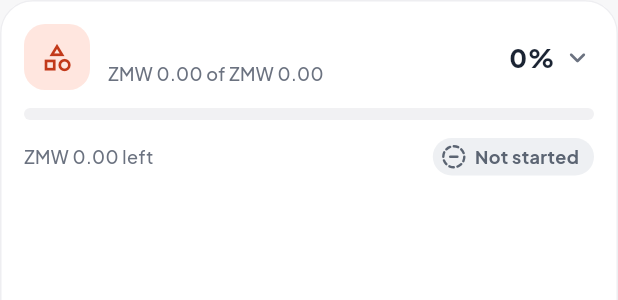
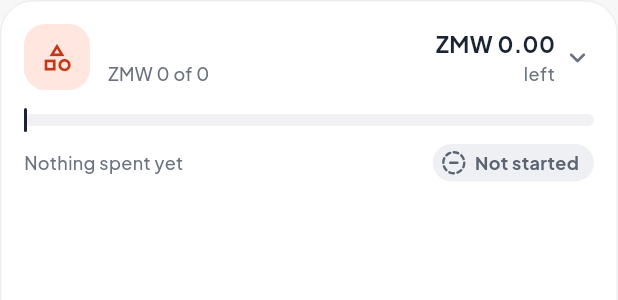
Before and after one commit to X3KSIS/Mobile-Expense-Tracker, a Flutter app: the BudgetCard widget shown alone on an empty page, opened directly with empty values, on a phone screen of 412 x 824 dp. Shown: the top 300 px of the screen. Run offline on Flutter 3.47's test engine with Material 3 defaults, Android fonts, the phone set to English and light mode, and no system bars; our stand-ins replace drift, drift_flutter, flutter_local_notifications, go_router, image_picker, local_auth and 3 more; missing offline and left inert: notification_listener_service; accounts and stored records are empty; generated files the repository leaves out were written again; statements that could not run were skipped.

Commit message:
feat(budgets): pace markers and budget suggestions
Each budget bar shows where spending would be at an even pace today,
and the card says how far over or under that it is. The summary counts
only budgeted spending (now labelled so), with what's left per day until
payday. Not budgeted yet lists the biggest categories without a limit,
each with a one-tap budget at a suggested amount.

```diff
--- a/lib/ui/budgets/view_models/budgets_view_model.dart
+++ b/lib/ui/budgets/view_models/budgets_view_model.dart
@@ -19,6 +19,14 @@ typedef BudgetInput = ({
   Budget? budget,
   TransactionCategory? category,
   String limit,
+});
+
+/// A category without a budget that money goes to: what was spent on it
+/// this cycle and a suggested limit.
+typedef BudgetSuggestion = ({
+  TransactionCategory category,
+  double spent,
+  double suggested,
 });
 
 /// State for the Budgets tab: this pay cycle's progress for each budget
@@ -58,6 +66,7 @@ class BudgetsViewModel extends ChangeNotifier {
 
   List<BudgetProgress> _progress = const [];
   List<TransactionCategory> _expenseCategories = const [];
+  List<Transaction> _transactions = const [];
   bool _loaded = false;
   bool _disposed = false;
 
@@ -88,6 +97,70 @@ class BudgetsViewModel extends ChangeNotifier {
   /// Average spent per day so far this cycle.
   double dailyAverage(BudgetProgress progress) =>
       progress.spent / cycle.daysElapsed(_clock());
+
+  /// How far through the pay cycle today is, from just above 0 to 1.
+  double get cycleFraction => cycle.daysElapsed(_clock()) / cycle.lengthInDays;
+
+  /// What [progress] would have spent by today at an even pace through
+  /// the cycle.
+  double plannedByToday(BudgetProgress progress) =>
+      progress.budget.limit * cycleFraction;
+
+  /// What can be spent each day across all budgets until payday.
+  double get safePerDay => totalRemaining / daysLeft;
+
+  /// Budgets near or over their limit.
+  int get attentionCount => _progress.where((p) => p.needsAttention).length;
+
+  /// Spent this cycle on categories without a budget.
+  double get unbudgetedSpent {
+    final budgeted = {for (final p in _progress) p.budget.categoryName};
+    final c = cycle;
+    return _transactions
+        .where(
+          (t) =>
+              !t.isIncome &&
+              c.contains(t.date) &&
+              !budgeted.contains(t.categoryName),
+        )
+        .fold(0, (sum, t) => sum + t.amount);
+  }
+
+  /// Up to [limit] categories without a budget that money goes to, most
+  /// first, each with a suggested limit: last cycle's spending (or this
+  /// cycle's so far), rounded up.
+  List<BudgetSuggestion> suggestions({int limit = 3}) {
+    final c = cycle;
+    final last = PayCycle.containing(
+      c.start.subtract(const Duration(days: 1)),
+      c.start.day,
+    );
+    final found = <BudgetSuggestion>[];
+    for (final category in availableCategories) {
+      var now = 0.0;
+      var before = 0.0;
+      for (final t in _transactions) {
+        if (t.isIncome || t.categoryName != category.name) continue;
+        if (c.contains(t.date)) now += t.amount;
+        if (last.contains(t.date)) before += t.amount;
+      }
+      if (now <= 0 && before <= 0) continue;
+      found.add((
+        category: category,
+        spent: now,
+        suggested: roundUpLimit(before > 0 ? before : now),
+      ));
+    }
+    found.sort((a, b) => b.spent.compareTo(a.spent));
+    return found.take(limit).toList(growable: false);
+  }
+
+  /// Rounds [amount] up to a tidy limit: the next 50 below 1,000, the next
+  /// 100 above.
+  static double roundUpLimit(double amount) {
+    final step = amount < 1000 ? 50 : 100;
+    return (amount / step).ceil() * step.toDouble();
+  }
 
   double get totalLimit => _progress.fold(0, (sum, p) => sum + p.budget.limit);
 
@@ -142,6 +215,7 @@ class BudgetsViewModel extends ChangeNotifier {
           alertAt: _settingsRepository.budgetAlertPercent / 100,
         );
         _expenseCategories = categories;
+        _transactions = transactions;
         _loaded = true;
         _notify();
         return const Result.ok(null);
--- /dev/null
+++ b/lib/ui/budgets/widgets/budget_bar.dart
@@ -0,0 +1,81 @@
+import 'package:flutter/material.dart';
+
+import '../../core/themes/dimens.dart';
+import '../../core/themes/motion.dart';
+import '../../core/ui/progress_bar.dart';
+
+/// A budget's progress bar with a thin "today" marker where spending would
+/// be at an even pace through the cycle, so a glance shows whether the
+/// budget is running ahead of time.
+class BudgetBar extends StatelessWidget {
+  const BudgetBar({
+    super.key,
+    required this.value,
+    required this.planned,
+    required this.markerColor,
+    required this.semanticLabel,
+    this.color,
+    this.trackColor,
+  });
+
+  /// Share of the limit spent, 0 to 1 (more is clamped).
+  final double value;
+
+  /// Share of the cycle gone by today, 0 to 1.
+  final double planned;
+  final Color markerColor;
+  final String semanticLabel;
+  final Color? color;
+  final Color? trackColor;
+
+  static const double _markerWidth = 2;
+  static const double _overhang = 4;
+
+  @override
+  Widget build(BuildContext context) {
+    return Semantics(
+      label: semanticLabel,
+      excludeSemantics: true,
+      child: SizedBox(
+        height: Dimens.progressBarHeight + _overhang * 2,
+        child: LayoutBuilder(
+          builder: (context, constraints) {
+            final width = constraints.maxWidth;
+            final left = (width * planned.clamp(0, 1) - _markerWidth / 2).clamp(
+              0.0,
+              width - _markerWidth,
+            );
+            return Stack(
+              children: [
+                Positioned(
+                  left: 0,
+                  right: 0,
+                  top: _overhang,
+                  child: ProgressBar(
+                    value: value,
+                    color: color,
+                    trackColor: trackColor,
+                  ),
+                ),
+                AnimatedPositioned(
+                  duration: AppMotion.medium,
+                  curve: AppMotion.move,
+                  left: left,
+                  top: 0,
+                  bottom: 0,
+                  child: Container(
+                    width: _markerWidth,
+                    decoration: BoxDecoration(
+                      color: markerColor,
+                      borderRadius: BorderRadius.circular(_markerWidth),
+                    ),
+                  ),
+                ),
+              ],
+            );
+          },
+        ),
+      ),
+    );
+  }
+}
--- a/lib/ui/budgets/widgets/budget_card.dart
+++ b/lib/ui/budgets/widgets/budget_card.dart
@@ -8,19 +8,21 @@ import '../../core/themes/motion.dart';
 import '../../core/themes/theme.dart';
 import '../../core/ui/category_tile.dart';
 import '../../core/ui/expandable_section.dart';
-import '../../core/ui/progress_bar.dart';
 import '../../core/ui/stat_tile.dart';
 import '../../core/ui/status_badge.dart';
+import 'budget_bar.dart';
 
-/// One budget: category, amount spent of the limit, a progress bar, how
-/// much is left (or over) and a status badge.
+/// One budget: category, what is left (or over), a bar with a "today"
+/// marker, how spending compares with an even pace, and a status badge.
 ///
-/// Tapping the card expands it (350 ms, ease out) to show the daily
-/// allowance, the daily average and an edit button.
+/// Tapping the card expands it (350 ms, ease out) to show what can be
+/// spent per day, the daily average and an edit button.
 class BudgetCard extends StatefulWidget {
   const BudgetCard({
     super.key,
     required this.progress,
+    required this.planned,
+    required this.cycleFraction,
     required this.dailyAllowance,
     required this.dailyAverage,
     required this.onEdit,
@@ -28,10 +30,16 @@ class BudgetCard extends StatefulWidget {
 
   final BudgetProgress progress;
 
-  /// What can still be spent each day for the rest of the month.
+  /// What would have been spent by today at an even pace.
+  final double planned;
+
+  /// How far through the cycle today is, 0 to 1.
+  final double cycleFraction;
+
+  /// What can still be spent each day for the rest of the cycle.
   final double dailyAllowance;
 
-  /// Average spent per day so far this month.
+  /// Average spent per day so far this cycle.
   final double dailyAverage;
   final VoidCallback onEdit;
 
@@ -66,15 +74,21 @@ class _BudgetCardState extends State<BudgetCard> {
               children: [
                 _Header(progress: progress, expanded: _expanded),
                 const SizedBox(height: Dimens.gapM),
-                ProgressBar(
+                BudgetBar(
                   value: progress.percentUsed,
+                  planned: widget.cycleFraction,
                   color: progress.needsAttention
                       ? colors.accentStrong
                       : colors.accent,
-                  semanticLabel: '${progress.budget.categoryName} budget used',
+                  markerColor: colors.textPrimary,
+                  semanticLabel:
+                      '${progress.budget.categoryName}: '
+                      '${progress.percentRounded}% used, '
+                      '${(widget.cycleFraction * 100).round()}% of the '
+                      'cycle gone',
                 ),
-                const SizedBox(height: Dimens.gapM),
-                _StatusRow(progress: progress),
+                const SizedBox(height: Dimens.gapS),
+                _PaceRow(progress: progress, planned: widget.planned),
                 ExpandableSection(
                   expanded: _expanded,
                   child: _Details(
@@ -92,6 +106,8 @@ class _BudgetCardState extends State<BudgetCard> {
   }
 }
 
+/// Icon, name and "ZMW 3,200 of ZMW 3,300", with what is left on the
+/// right.
 class _Header extends StatelessWidget {
   const _Header({required this.progress, required this.expanded});
 
@@ -102,6 +118,7 @@ class _Header extends StatelessWidget {
   Widget build(BuildContext context) {
     final colors = context.colors;
     final budget = progress.budget;
+    final over = progress.isOverLimit;
     return Row(
       children: [
         CategoryTile(icon: budget.categoryIcon),
@@ -110,22 +127,36 @@ class _Header extends StatelessWidget {
           child: Column(
             crossAxisAlignment: CrossAxisAlignment.start,
             children: [
-              Text(budget.categoryName, style: context.text.listTitle),
+              Text(
+                budget.categoryName,
+                style: context.text.listTitle,
+                maxLines: 1,
+                overflow: TextOverflow.ellipsis,
+              ),
               const SizedBox(height: 2),
               Text(
-                '${formatZmw(progress.spent)} of ${formatZmw(budget.limit)}',
+                '$currencyCode ${formatWhole(progress.spent)} of '
+                '${formatWhole(budget.limit)}',
                 style: context.text.caption,
+                maxLines: 1,
+                overflow: TextOverflow.ellipsis,
               ),
             ],
           ),
         ),
-        Text(
-          '${progress.percentRounded}%',
-          style: context.text.statValue.copyWith(
-            color: progress.needsAttention
-                ? colors.accentText
-                : colors.textPrimary,
-          ),
+        const SizedBox(width: Dimens.gapS),
+        Column(
+          crossAxisAlignment: CrossAxisAlignment.end,
+          children: [
+            Text(
+              formatZmw(over ? progress.overBy : progress.remaining),
+              style: context.text.listAmount.copyWith(
+                color: over ? colors.accentText : colors.textPrimary,
+              ),
+            ),
+            const SizedBox(height: 2),
+            Text(over ? 'over' : 'left', style: context.text.caption),
+          ],
         ),
         const SizedBox(width: Dimens.gapXs),
         AnimatedRotation(
@@ -143,16 +174,31 @@ class _Header extends StatelessWidget {
   }
 }
 
-/// "ZMW 100.00 left" and the status badge.
-class _StatusRow extends StatelessWidget {
-  const _StatusRow({required this.progress});
+/// How spending compares with an even pace by today, and the status badge.
+class _PaceRow extends StatelessWidget {
+  const _PaceRow({required this.progress, required this.planned});
 
   final BudgetProgress progress;
+  final double planned;
+
+  String _pace() {
+    final limit = progress.budget.limit;
+    final spent = progress.spent;
+    if (progress.status == BudgetStatus.notStarted) {
+      return 'Nothing spent yet';
+    }
+    if (progress.isOverLimit) {
+      return '${progress.percentRounded}% of the limit used';
+    }
+    final gap = spent - planned;
+    if (gap.abs() < limit * 0.05) return 'On pace for today';
+    return gap > 0
+        ? '$currencyCode ${formatWhole(gap)} over plan so far'
+        : '$currencyCode ${formatWhole(-gap)} under plan so far';
+  }
 
   @override
   Widget build(BuildContext context) {
-    final colors = context.colors;
-    final over = progress.isOverLimit;
     final (tone, label) = switch (progress.status) {
       BudgetStatus.notStarted => (StatusTone.neutral, 'Not started'),
       BudgetStatus.onTrack => (StatusTone.success, 'On track'),
@@ -162,16 +208,9 @@ class _StatusRow extends StatelessWidget {
     return Row(
       children: [
         Expanded(
-          child: Text(
-            over
-                ? '${formatZmw(progress.overBy)} over'
-                : '${formatZmw(progress.remaining)} left',
-            style: context.text.caption.copyWith(
-              color: over ? colors.accentText : colors.textSecondary,
-              fontWeight: over ? FontWeight.w700 : FontWeight.w500,
-            ),
-          ),
+          child: Text(_pace(), style: context.text.caption, maxLines: 2),
         ),
+        const SizedBox(width: Dimens.gapS),
         StatusBadge(tone: tone, label: label),
       ],
     );
```
Also changed, not shown: lib/ui/budgets/widgets/budget_sheet.dart (+31 -6 lines), lib/ui/budgets/widgets/budgets_screen.dart (+47 -2 lines), lib/ui/budgets/widgets/budgets_summary_card.dart (+53 -27 lines), lib/ui/budgets/widgets/unbudgeted_section.dart (added, +107 -0 lines), 3 other files.
